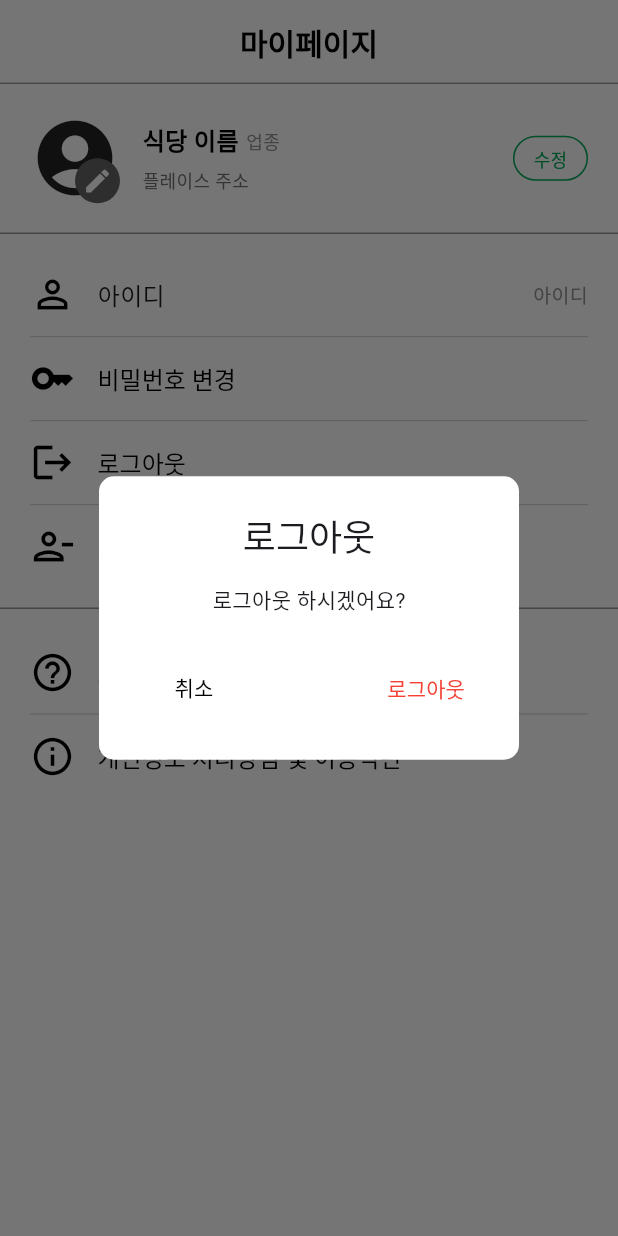
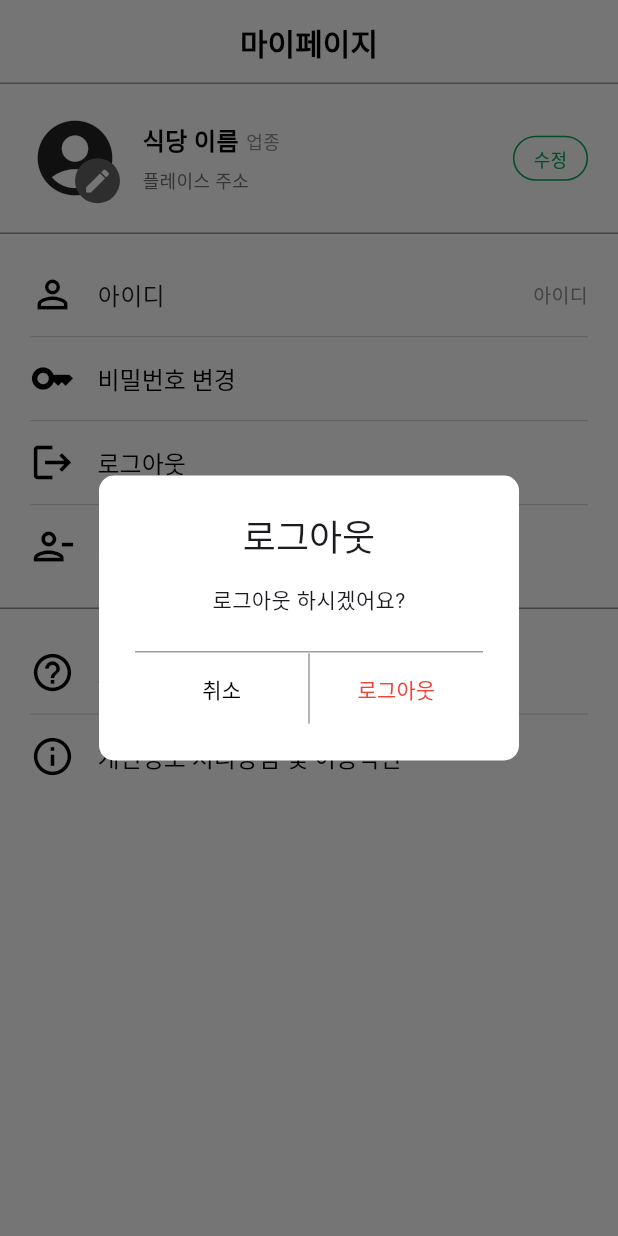
Before and after one commit to NeighClova/Frontend, a Flutter app: the MyPage screen opened directly, after a tap on "로그아웃", on a phone screen of 412 x 824 dp. Run offline on Flutter 3.47's test engine with Material 3 defaults, Android fonts, the phone set to English and light mode, and no system bars; our stand-ins replace fluttertoast, image_picker.

Commit message:
design: Add divider in alert dialog (#5)

```diff
--- a/lib/mypage.dart
+++ b/lib/mypage.dart
@@ -330,38 +330,47 @@ class _MyPageState extends State<MyPage> {
                               onPressed: () {
                                 showDialog(
                                   context: context,
+                                  barrierDismissible: false,
                                   builder: (BuildContext context) {
                                     return AlertDialog(
+                                      insetPadding: EdgeInsets.all(0),
                                       shape: RoundedRectangleBorder(
                                         borderRadius: BorderRadius.circular(10)
                                       ),
                                       backgroundColor: Colors.white,
-                                      title: Column(
+                                      title: Text('로그아웃', textAlign: TextAlign.center,),
+                                      content: Text('로그아웃 하시겠어요?', textAlign: TextAlign.center,),
+                                      actions: [
+                                        Column(
                                           mainAxisSize: MainAxisSize.min,
-                                        children: <Widget>[
-                                          new Text('로그아웃'),
-                                        ],
+                                          children: [
+                                            Container(
+                                              width: double.infinity,
+                                              child: Divider(height: 1, color: Colors.grey),
                                             ),
-                                      content: Column(
-                                        mainAxisSize: MainAxisSize.min,
-                                        children: <Widget>[
-                                          new Text('로그아웃 하시겠어요?'),
-                                        ],
-                                      ),
-                                      actions: <Widget>[
                                             Row(
-                                          mainAxisAlignment: MainAxisAlignment.spaceBetween,
                                               children: [
-                                            new TextButton(
+                                                Expanded(
+                                                  child: Center(
+                                                    child: TextButton(
                                                       onPressed: () {
                                                         Navigator.pop(context);
                                                       },
                                                       style: TextButton.styleFrom(
                                                         foregroundColor: Colors.black,
                                                       ),
-                                              child: Text('    취소')
+                                                      child: Text('취소', textAlign: TextAlign.center,)
                                                     ),
-                                            new TextButton(
+                                                  )
+                                                ),
+                                                Container(
+                                                  height: 47,
+                                                  width: 1,
+                                                  color: Colors.grey,
+                                                ),
+                                                Expanded(
+                                                  child: Center(
+                                                    child: TextButton(
                                                       onPressed: () {
                                                         print('로그아웃');
                                                         Navigator.pushAndRemoveUntil(
@@ -375,11 +384,14 @@ class _MyPageState extends State<MyPage> {
                                                       style: TextButton.styleFrom(
                                                         foregroundColor: Colors.red,
                                                       ),
-                                              child: Text('로그아웃')
+                                                      child: Text('로그아웃', textAlign: TextAlign.center,)
                                                     ),
+                                                  )
+                                                )
                                               ],
                                             )
-
+                                          ],
+                                        ),
                                       ],
                                     );
                                   }
@@ -423,19 +435,16 @@ class _MyPageState extends State<MyPage> {
                           child: TextButton(
                               onPressed: () {
                                 showDialog(
+                                  barrierDismissible: false,
                                   context: context,
                                   builder: (BuildContext context) {
                                     return AlertDialog(
+                                      insetPadding: EdgeInsets.all(0),
                                       shape: RoundedRectangleBorder(
                                         borderRadius: BorderRadius.circular(10)
                                       ),
                                       backgroundColor: Colors.white,
-                                      title: Column(
-                                        mainAxisSize: MainAxisSize.min,
-                                        children: <Widget>[
-                                          new Text('회원 탈퇴'),
-                                        ],
-                                      ),
+                                      title: Text('회원 탈퇴', textAlign: TextAlign.center,),
                                       content: Column(
                                         mainAxisSize: MainAxisSize.min,
                                         children: [RichText(
@@ -451,22 +460,40 @@ class _MyPageState extends State<MyPage> {
                                               TextSpan(text: '합니다.\n정말로 탈퇴하시겠어요?'),
                                             ],
                                           ),
-                                        ),]
                                         ),
-                                      actions: <Widget>[
+                                        ]
+                                      ),
+                                      actions: [
+                                        Column(
+                                          mainAxisSize: MainAxisSize.min,
+                                          children: [
+                                            Container(
+                                              width: double.infinity,
+                                              child: Divider(height: 1, color: Colors.grey),
+                                            ),
                                             Row(
-                                          mainAxisAlignment: MainAxisAlignment.spaceBetween,
                                               children: [
-                                            new TextButton(
+                                                Expanded(
+                                                  child: Center(
+                                                    child: TextButton(
                                                       onPressed: () {
                                                         Navigator.pop(context);
                                                       },
                                                       style: TextButton.styleFrom(
                                                         foregroundColor: Colors.black,
                                                       ),
-                                              child: Text('    취소')
+                                                      child: Text('취소', textAlign: TextAlign.center,)
                                                     ),
-                                            new TextButton(
+                                                  ),
+                                                ),
+                                                Container(
+                                                  height: 47, // 버튼 높이에 맞춰서 설정
+                                                  width: 1,
+                                                  color: Colors.grey,
+                                                ),
+                                                Expanded(
+                                                  child: Center(
+                                                    child: TextButton(
                                                       onPressed: () {
                                                         print('회원 탈퇴');
                                                         Navigator.pushAndRemoveUntil(
@@ -480,10 +507,14 @@ class _MyPageState extends State<MyPage> {
                                                       style: TextButton.styleFrom(
                                                         foregroundColor: Colors.red,
                                                       ),
-                                              child: Text('탈퇴하기')
+                                                      child: Text('탈퇴하기', textAlign: TextAlign.center,)
+                                                    ),
+                                                  )
                                                 ),
                                               ],
                                             )
+                                          ]
+                                        ),
                                       ],
                                     );
                                   }
@@ -616,6 +647,9 @@ class _MyPageState extends State<MyPage> {
   _showBottomSheet() {
     return showModalBottomSheet(
       context: context,
+      /*shape: RoundedRectangleBorder(
+        borderRadius: BorderRadius.circular(30),
+      ),*/
       shape: const RoundedRectangleBorder(
         borderRadius: BorderRadius.vertical(
           top: Radius.circular(25),
```
Lines whose indentation alone changed are shown as unchanged.
